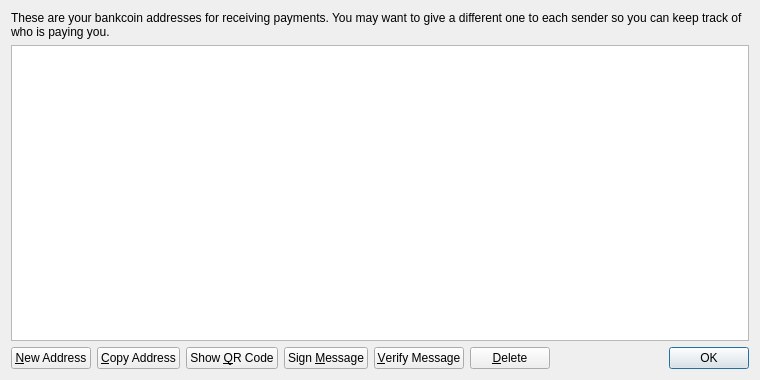
Qt form src/qt/forms/addressbookpage.ui (bankcoin18/bankcoin) before a commit.
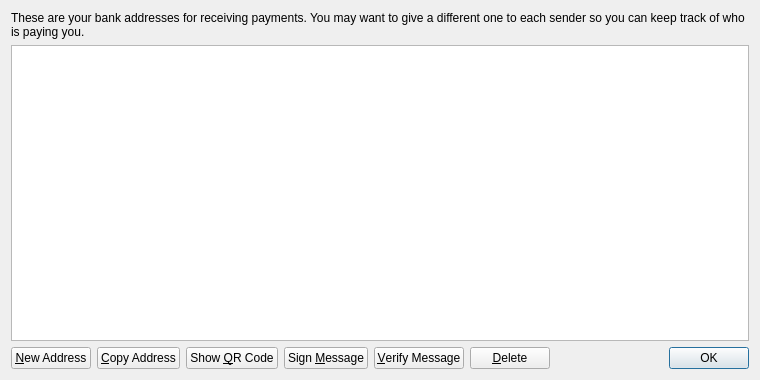
The same form after that commit. Icons and pictures are not drawn.

The edit to the form file:
```diff
--- a/src/qt/forms/addressbookpage.ui
+++ b/src/qt/forms/addressbookpage.ui
@@ -17,7 +17,7 @@
    <item>
     <widget class="QLabel" name="labelExplanation">
      <property name="text">
-      <string>These are your bankcoin addresses for receiving payments. You may want to give a different one to each sender so you can keep track of who is paying you.</string>
+      <string>These are your bank addresses for receiving payments. You may want to give a different one to each sender so you can keep track of who is paying you.</string>
      </property>
      <property name="textFormat">
       <enum>Qt::PlainText</enum>
```
Left out of the diff: 4 changed lines with no effect on the pictures.
